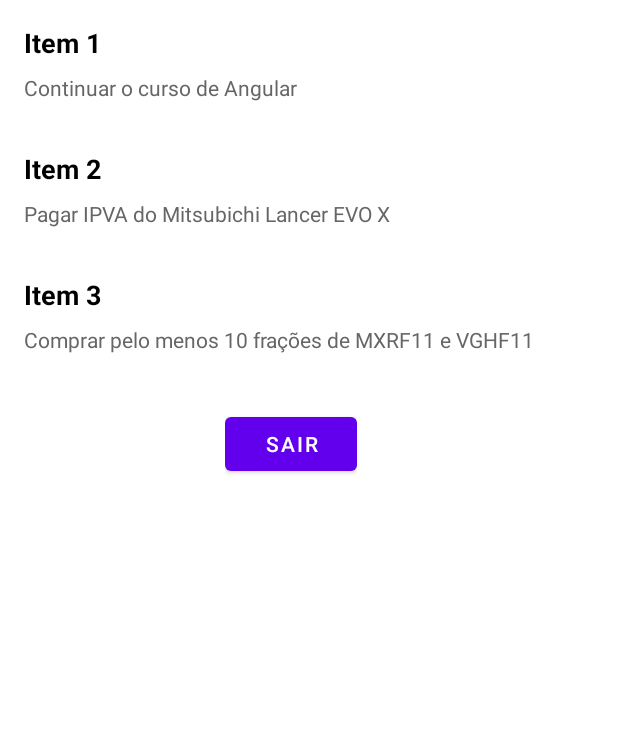
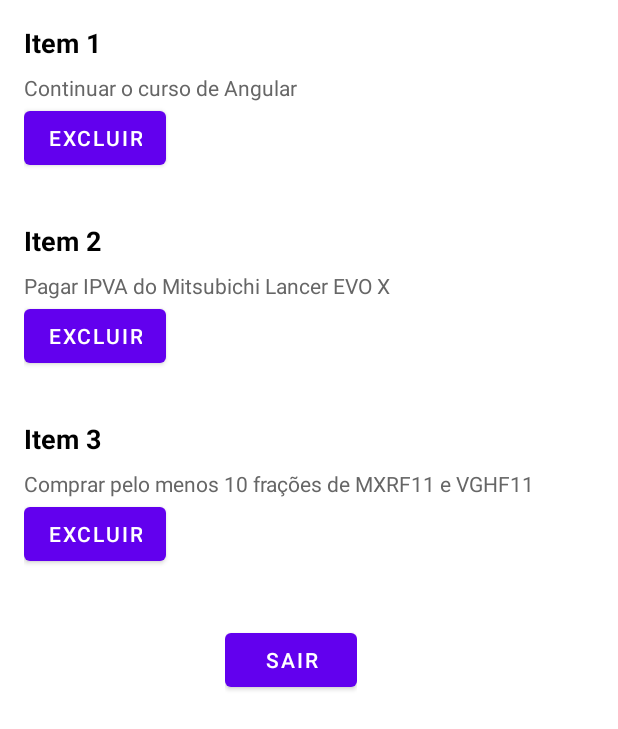
Before and after one commit to GustavoYM01/ac2-prog-mobile, an Android app: the ListaItensActivity screen opened directly, with no data from a screen before it, on a phone screen of 412 x 824 dp. Shown: the top 729 px of the screen. Run offline under Robolectric (Android 15) with nearby library versions, the phone set to English and light mode, and no system bars; our stand-ins replace Firebase (no records; nobody signed in at launch, a user with empty details on screens opened directly).

```diff
--- a/app/build.gradle
+++ b/app/build.gradle
@@ -34,6 +34,7 @@ dependencies {
     implementation 'com.google.android.material:material:1.10.0'
     implementation 'androidx.constraintlayout:constraintlayout:2.1.4'
     implementation 'com.google.firebase:firebase-auth:22.2.0'
+    implementation 'com.google.firebase:firebase-database:20.3.0'
     testImplementation 'junit:junit:4.13.2'
     androidTestImplementation 'androidx.test.ext:junit:1.1.5'
     androidTestImplementation 'androidx.test.espresso:espresso-core:3.5.1'
--- a/app/src/main/java/com/example/ac2_mobile/ListaItensActivity.java
+++ b/app/src/main/java/com/example/ac2_mobile/ListaItensActivity.java
@@ -3,14 +3,22 @@ package com.example.ac2_mobile;
 import android.content.Intent;
 import android.os.Bundle;
 import android.widget.Button;
+import android.widget.Toast;
 
+import androidx.annotation.NonNull;
 import androidx.appcompat.app.AppCompatActivity;
 import androidx.recyclerview.widget.LinearLayoutManager;
 import androidx.recyclerview.widget.RecyclerView;
 
 import com.example.ac2_mobile.adapters.ItemAdapter;
 import com.example.ac2_mobile.model.ItemModel;
+import com.google.android.gms.tasks.Task;
 import com.google.firebase.auth.FirebaseAuth;
+import com.google.firebase.database.DataSnapshot;
+import com.google.firebase.database.DatabaseError;
+import com.google.firebase.database.DatabaseReference;
+import com.google.firebase.database.FirebaseDatabase;
+import com.google.firebase.database.ValueEventListener;
 
 import java.util.ArrayList;
 import java.util.List;
@@ -22,6 +30,10 @@ public class ListaItensActivity extends AppCompatActivity {
     List<ItemModel> itemList;
     private Button btnSair;
     private FirebaseAuth auth;
+
+    // Salvar cada item no itemList no RealtimeDatabase
+    FirebaseDatabase database = FirebaseDatabase.getInstance();
+    DatabaseReference itensRef = database.getReference("itens");
 
     @Override
     protected void onCreate(Bundle savedInstanceState) {
@@ -38,9 +50,37 @@ public class ListaItensActivity extends AppCompatActivity {
         recyclerView.setLayoutManager(new LinearLayoutManager(this));
 
         itemList = new ArrayList<>();
-        itemList.add(new ItemModel("Item 1", "Continuar o curso de Angular"));
-        itemList.add(new ItemModel("Item 2", "Pagar IPVA do Mitsubichi Lancer EVO X"));
-        itemList.add(new ItemModel("Item 3", "Comprar pelo menos 10 frações de MXRF11 e VGHF11"));
+        itemList.add(new ItemModel(1, "Item 1", "Continuar o curso de Angular"));
+        itemList.add(new ItemModel(2, "Item 2", "Pagar IPVA do Mitsubichi Lancer EVO X"));
+        itemList.add(new ItemModel(3, "Item 3", "Comprar pelo menos 10 frações de MXRF11 e VGHF11"));
+
+        Task<DataSnapshot> snapshot = itensRef.get();
+
+        snapshot.addOnCompleteListener(task -> {
+            if (task.isSuccessful()) {
+                DataSnapshot ds = task.getResult();
+                if (!ds.exists()) {
+                    for (ItemModel item : itemList) {
+                        itensRef.push().setValue(item);
+                    }
+                }
+            } else {
+                Toast.makeText(ListaItensActivity.this,  "Erro, tente novamente mais tarde.", Toast.LENGTH_LONG).show();
+            }
+        });
+
+        itensRef.addValueEventListener(new ValueEventListener() {
+            @Override
+            public void onDataChange(@NonNull DataSnapshot snapshot) {
+                if (snapshot.exists())
+                    adapter.notifyDataSetChanged();
+            }
+
+            @Override
+            public void onCancelled(@NonNull DatabaseError error) {
+                Toast.makeText(ListaItensActivity.this,  "ERRO: " + error.getMessage(), Toast.LENGTH_LONG).show();
+            }
+        });
 
         adapter = new ItemAdapter(this, itemList);
         recyclerView.setAdapter(adapter);
--- a/app/src/main/java/com/example/ac2_mobile/MainActivity.java
+++ b/app/src/main/java/com/example/ac2_mobile/MainActivity.java
@@ -74,8 +74,10 @@ public class MainActivity extends AppCompatActivity {
                             etSenha.setText("");
                             textCallback.setText("");
                         }
-                        else
+                        else {
+                            textCallback.setText("");
                             Toast.makeText(MainActivity.this, "ERRO: " + task.getException().getMessage(), Toast.LENGTH_LONG).show();
+                        }
                     });
         } else {
             Toast.makeText(MainActivity.this, "email e senha estão em branco!", Toast.LENGTH_LONG).show();
--- a/app/src/main/java/com/example/ac2_mobile/model/ItemModel.java
+++ b/app/src/main/java/com/example/ac2_mobile/model/ItemModel.java
@@ -1,13 +1,19 @@
 package com.example.ac2_mobile.model;
 
 public class ItemModel {
+    private int id;
     private String nome;
     private String descricao;
 
-    public ItemModel(String nome, String descricao) {
+    public ItemModel() {}
+
+    public ItemModel(int id, String nome, String descricao) {
+        this.id = id;
         this.nome = nome;
         this.descricao = descricao;
     }
+
+    public int getId() { return id; }
 
     public String getNome() {
         return nome;
--- a/app/src/main/res/layout/item_layout.xml
+++ b/app/src/main/res/layout/item_layout.xml
@@ -22,4 +22,13 @@
         android:textSize="14sp"
         android:textColor="#666666"
         android:text="Descrição do Item" />
+
+    <Button
+        android:id="@+id/btnDelete"
+        android:layout_width="wrap_content"
+        android:layout_height="wrap_content"
+        android:text="Excluir"
+        android:textSize="14sp"
+        android:textAlignment="center"
+        />
 </LinearLayout>
```
Also changed, not shown: 2 other files.
